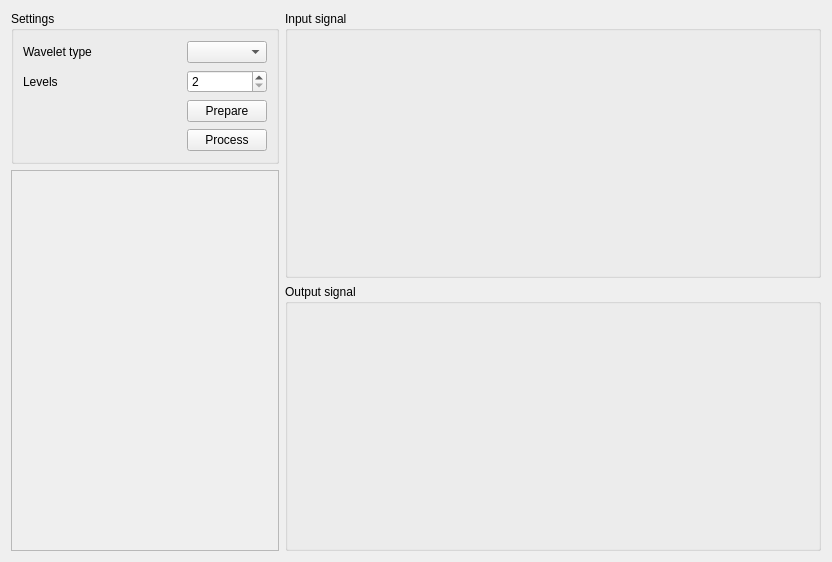
Qt form src/DenoisingWidget.ui (SergShtelmakh/NoiseReduction) before a commit.
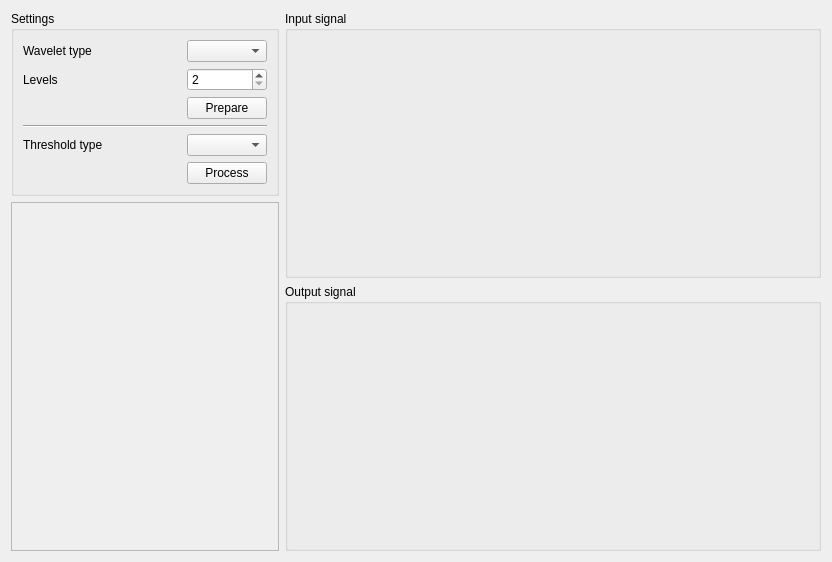
The same form after that commit. Custom widgets are drawn as their Qt base class.

Commit message: Added soft thresholds

Diff of the .ui file:
```diff
--- a/src/DenoisingWidget.ui
+++ b/src/DenoisingWidget.ui
@@ -69,13 +69,30 @@
           </property>
          </widget>
         </item>
-        <item row="3" column="2">
+        <item row="5" column="2">
          <widget class="QPushButton" name="pbProcess">
           <property name="text">
            <string>Process</string>
           </property>
          </widget>
         </item>
+        <item row="3" column="0" colspan="3">
+         <widget class="Line" name="line">
+          <property name="orientation">
+           <enum>Qt::Horizontal</enum>
+          </property>
+         </widget>
+        </item>
+        <item row="4" column="2">
+         <widget class="QComboBox" name="cbThresholdType"/>
+        </item>
+        <item row="4" column="0">
+         <widget class="QLabel" name="label_3">
+          <property name="text">
+           <string>Threshold type</string>
+          </property>
+         </widget>
+        </item>
        </layout>
       </widget>
      </item>
@@ -90,7 +107,7 @@
           <x>0</x>
           <y>0</y>
           <width>265</width>
-          <height>381</height>
+          <height>362</height>
          </rect>
         </property>
        </widget>
```
Left out of the diff: 16 changed lines with no effect on the pictures. The commit also changes 7 other files.
